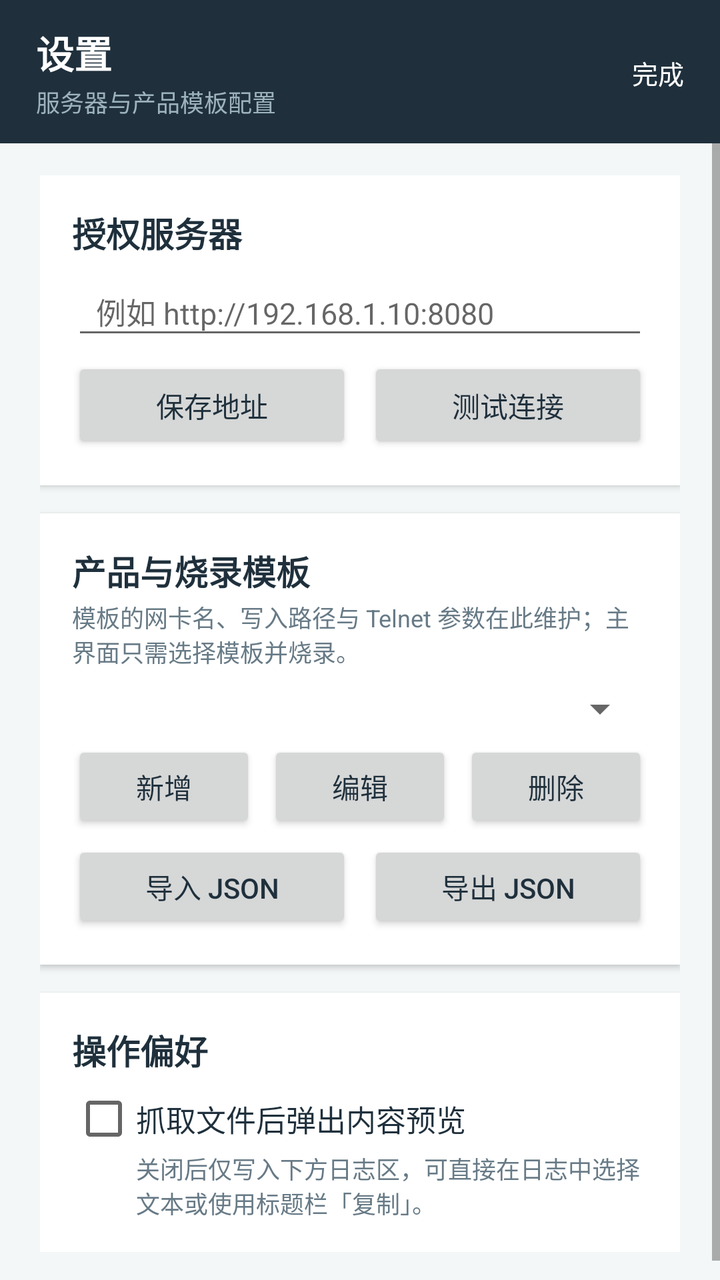
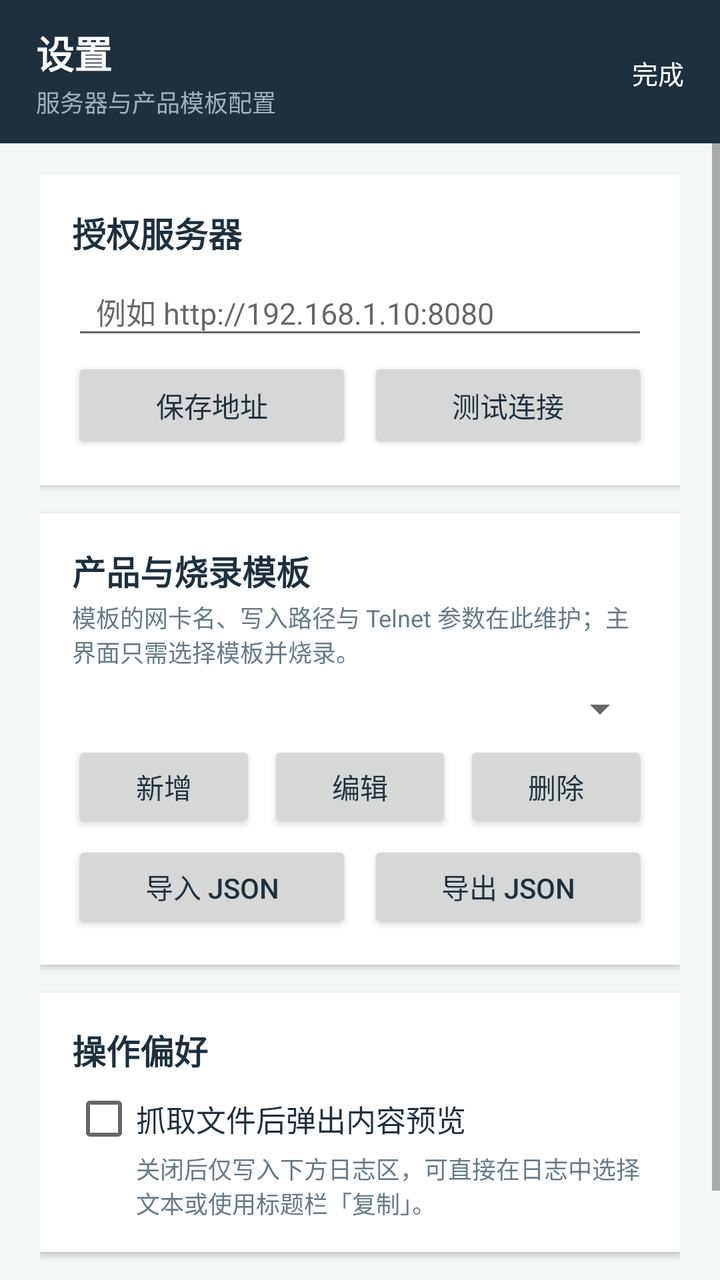

An Android layout rendered at two revisions. The XML below is the earlier revision; the diff shows what the commit changed to produce the second picture.
<!-- AndroidManifest.xml: application theme android:Theme.Material.Light.NoActionBar -->
<!-- res/layout/activity_settings.xml -->
<?xml version="1.0" encoding="utf-8"?>
<LinearLayout xmlns:android="http://schemas.android.com/apk/res/android"
    android:layout_width="match_parent"
    android:layout_height="match_parent"
    android:background="@color/colorBackground"
    android:orientation="vertical">

    
    <LinearLayout
        android:id="@+id/topBar"
        android:layout_width="match_parent"
        android:layout_height="wrap_content"
        android:background="@color/colorDark"
        android:gravity="center_vertical"
        android:orientation="horizontal"
        android:paddingStart="18dp"
        android:paddingTop="12dp"
        android:paddingEnd="8dp"
        android:paddingBottom="12dp">

        <LinearLayout
            android:layout_width="0dp"
            android:layout_height="wrap_content"
            android:layout_weight="1"
            android:orientation="vertical">

            <TextView
                android:layout_width="wrap_content"
                android:layout_height="wrap_content"
                android:text="@string/settings_title"
                android:textColor="@android:color/white"
                android:textSize="19sp"
                android:textStyle="bold" />

            <TextView
                android:layout_width="wrap_content"
                android:layout_height="wrap_content"
                android:layout_marginTop="2dp"
                android:text="@string/settings_subtitle"
                android:textColor="@color/colorOnDarkMuted"
                android:textSize="12sp" />
        </LinearLayout>

        <Button
            android:id="@+id/closeSettings"
            style="@style/CIOT.Button.Header"
            android:layout_width="wrap_content"
            android:layout_height="38dp"
            android:text="@string/btn_done" />
    </LinearLayout>

    <ScrollView
        android:id="@+id/settingsScroll"
        android:layout_width="match_parent"
        android:layout_height="0dp"
        android:layout_weight="1"
        android:fillViewport="true">

        <LinearLayout
            android:layout_width="match_parent"
            android:layout_height="wrap_content"
            android:orientation="vertical"
            android:paddingStart="20dp"
            android:paddingTop="16dp"
            android:paddingEnd="20dp"
            android:paddingBottom="24dp">

            
            <LinearLayout
                android:layout_width="match_parent"
                android:layout_height="wrap_content"
                android:background="@android:color/white"
                android:elevation="2dp"
                android:orientation="vertical"
                android:padding="16dp">

                <TextView
                    android:layout_width="match_parent"
                    android:layout_height="wrap_content"
                    android:text="@string/card_server"
                    android:textColor="@color/colorDark"
                    android:textSize="17sp"
                    android:textStyle="bold" />

                <EditText
                    android:id="@+id/serverUrl"
                    style="@style/CIOT.EditText"
                    android:layout_width="match_parent"
                    android:layout_height="wrap_content"
                    android:layout_marginTop="8dp"
                    android:hint="@string/server_url_hint"
                    android:inputType="textUri"
                    android:singleLine="true" />

                <LinearLayout
                    android:layout_width="match_parent"
                    android:layout_height="wrap_content"
                    android:layout_marginTop="4dp"
                    android:orientation="horizontal">

                    <Button
                        android:id="@+id/saveServer"
                        style="@style/CIOT.Button"
                        android:layout_width="0dp"
                        android:layout_height="48dp"
                        android:layout_weight="1"
                        android:text="@string/btn_save_server" />

                    <Button
                        android:id="@+id/testServer"
                        style="@style/CIOT.Button"
                        android:layout_width="0dp"
                        android:layout_height="48dp"
                        android:layout_marginStart="8dp"
                        android:layout_weight="1"
                        android:text="@string/btn_test_server" />
                </LinearLayout>
            </LinearLayout>

            
            <LinearLayout
                android:layout_width="match_parent"
                android:layout_height="wrap_content"
                android:layout_marginTop="14dp"
                android:background="@android:color/white"
                android:elevation="2dp"
                android:orientation="vertical"
                android:padding="16dp">

                <TextView
                    android:layout_width="match_parent"
                    android:layout_height="wrap_content"
                    android:text="@string/card_product"
                    android:textColor="@color/colorDark"
                    android:textSize="17sp"
                    android:textStyle="bold" />

                <TextView
                    android:layout_width="match_parent"
                    android:layout_height="wrap_content"
                    android:layout_marginTop="2dp"
                    android:text="@string/settings_template_hint"
                    android:textColor="@color/colorMuted"
                    android:textSize="12sp" />

                <Spinner
                    android:id="@+id/templateSpinner"
                    android:layout_width="match_parent"
                    android:layout_height="wrap_content"
                    android:layout_marginTop="8dp" />

                <LinearLayout
                    android:layout_width="match_parent"
                    android:layout_height="wrap_content"
                    android:layout_marginTop="4dp"
                    android:orientation="horizontal">

                    <Button
                        android:id="@+id/addTemplate"
                        style="@style/CIOT.Button"
                        android:layout_width="0dp"
                        android:layout_height="46dp"
                        android:layout_weight="1"
                        android:text="@string/btn_add" />

                    <Button
                        android:id="@+id/editTemplate"
                        style="@style/CIOT.Button"
                        android:layout_width="0dp"
                        android:layout_height="46dp"
                        android:layout_marginStart="6dp"
                        android:layout_weight="1"
                        android:text="@string/btn_edit" />

                    <Button
                        android:id="@+id/deleteTemplate"
                        style="@style/CIOT.Button"
                        android:layout_width="0dp"
                        android:layout_height="46dp"
                        android:layout_marginStart="6dp"
                        android:layout_weight="1"
                        android:text="@string/btn_delete" />
                </LinearLayout>

                <LinearLayout
                    android:layout_width="match_parent"
                    android:layout_height="wrap_content"
                    android:layout_marginTop="4dp"
                    android:orientation="horizontal">

                    <Button
                        android:id="@+id/importTemplates"
                        style="@style/CIOT.Button"
                        android:layout_width="0dp"
                        android:layout_height="46dp"
                        android:layout_weight="1"
                        android:text="@string/btn_import" />

                    <Button
                        android:id="@+id/exportTemplates"
                        style="@style/CIOT.Button"
                        android:layout_width="0dp"
                        android:layout_height="46dp"
                        android:layout_marginStart="8dp"
                        android:layout_weight="1"
                        android:text="@string/btn_export" />
                </LinearLayout>
            </LinearLayout>

            
            <LinearLayout
                android:layout_width="match_parent"
                android:layout_height="wrap_content"
                android:layout_marginTop="14dp"
                android:background="@android:color/white"
                android:elevation="2dp"
                android:orientation="vertical"
                android:padding="16dp">

                <TextView
                    android:layout_width="match_parent"
                    android:layout_height="wrap_content"
                    android:text="@string/card_preference"
                    android:textColor="@color/colorDark"
                    android:textSize="17sp"
                    android:textStyle="bold" />

                <CheckBox
                    android:id="@+id/fetchDialog"
                    android:layout_width="match_parent"
                    android:layout_height="wrap_content"
                    android:layout_marginTop="6dp"
                    android:text="@string/settings_fetch_dialog"
                    android:textColor="@color/colorDark"
                    android:textSize="15sp" />

                <TextView
                    android:layout_width="match_parent"
                    android:layout_height="wrap_content"
                    android:text="@string/settings_fetch_dialog_hint"
                    android:paddingStart="32dp"
                    android:textColor="@color/colorMuted"
                    android:textSize="12sp" />
            </LinearLayout>
        </LinearLayout>
    </ScrollView>
</LinearLayout>
<!-- resources referenced by this layout -->
<resources>
  <color name="colorBackground">#F4F7F8</color>
  <color name="colorDark">#1F303C</color>
  <color name="colorMuted">#677A86</color>
  <color name="colorOnDarkMuted">#9CB2BD</color>
  <string name="btn_add">新增</string>
  <string name="btn_delete">删除</string>
  <string name="btn_done">完成</string>
  <string name="btn_edit">编辑</string>
  <string name="btn_export">导出 JSON</string>
  <string name="btn_import">导入 JSON</string>
  <string name="btn_save_server">保存地址</string>
  <string name="btn_test_server">测试连接</string>
  <string name="card_preference">操作偏好</string>
  <string name="card_product">产品与烧录模板</string>
  <string name="card_server">授权服务器</string>
  <string name="server_url_hint">例如 http://192.168.1.10:8080</string>
  <string name="settings_fetch_dialog">抓取文件后弹出内容预览</string>
  <string name="settings_fetch_dialog_hint">关闭后仅写入下方日志区，可直接在日志中选择文本或使用标题栏「复制」。</string>
  <string name="settings_subtitle">服务器与产品模板配置</string>
  <string name="settings_template_hint">模板的网卡名、写入路径与 Telnet 参数在此维护；主界面只需选择模板并烧录。</string>
  <string name="settings_title">设置</string>
  <style name="CIOT.Button" parent="android:Widget.Material.Button">
          <item name="android:textSize">14sp</item>
          <item name="android:textColor">@color/colorDark</item>
          <item name="android:textAllCaps">false</item>
      </style>
  <style name="CIOT.Button.Header" parent="android:Widget.Material.Button.Borderless">
          <item name="android:textSize">13sp</item>
          <item name="android:textColor">@android:color/white</item>
          <item name="android:textAllCaps">false</item>
          <item name="android:minWidth">0dp</item>
          <item name="android:paddingStart">10dp</item>
          <item name="android:paddingEnd">10dp</item>
      </style>
  <style name="CIOT.EditText" parent="android:Widget.Material.EditText">
          <item name="android:textSize">15sp</item>
          <item name="android:paddingStart">12dp</item>
          <item name="android:paddingTop">8dp</item>
          <item name="android:paddingEnd">12dp</item>
          <item name="android:paddingBottom">8dp</item>
      </style>
</resources>

<!-- the commit's change to res/layout/activity_settings.xml (unified diff, before → after) -->
@@ -242,6 +242,17 @@
                     android:textColor="@color/colorMuted"
                     android:textSize="12sp" />
             </LinearLayout>
+
+            
+            <TextView
+                android:id="@+id/aboutInfo"
+                android:layout_width="match_parent"
+                android:layout_height="wrap_content"
+                android:layout_marginTop="22dp"
+                android:gravity="center"
+                android:lineSpacingExtra="3dp"
+                android:textColor="@color/colorMuted"
+                android:textSize="12sp" />
         </LinearLayout>
     </ScrollView>
 </LinearLayout>
